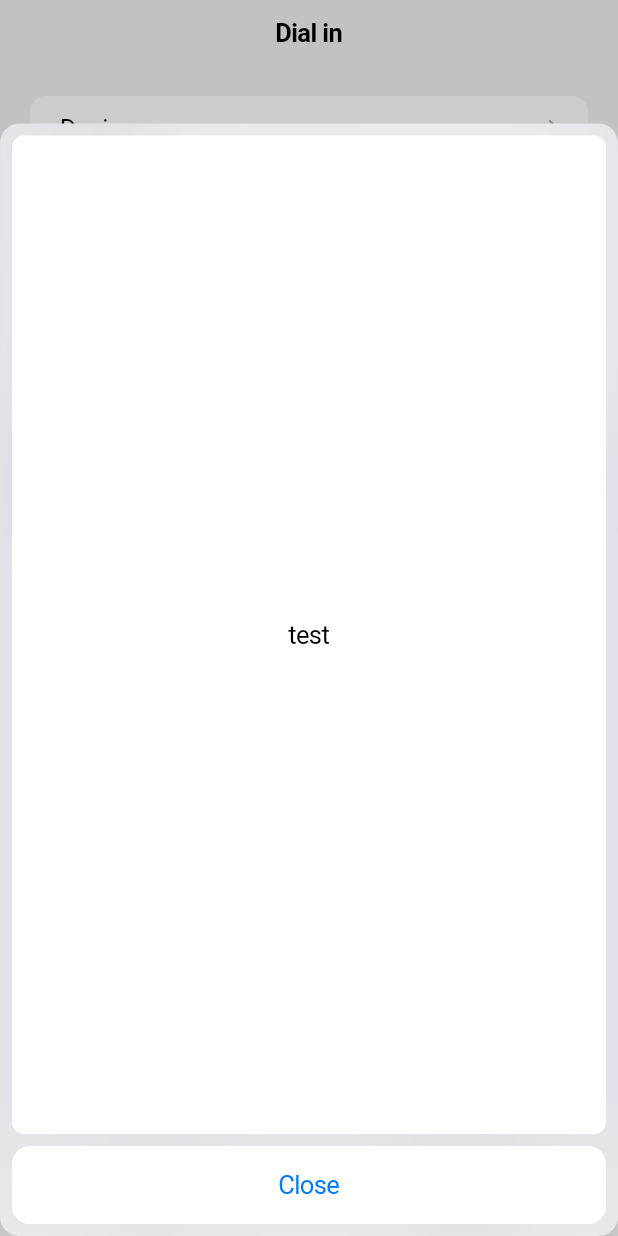
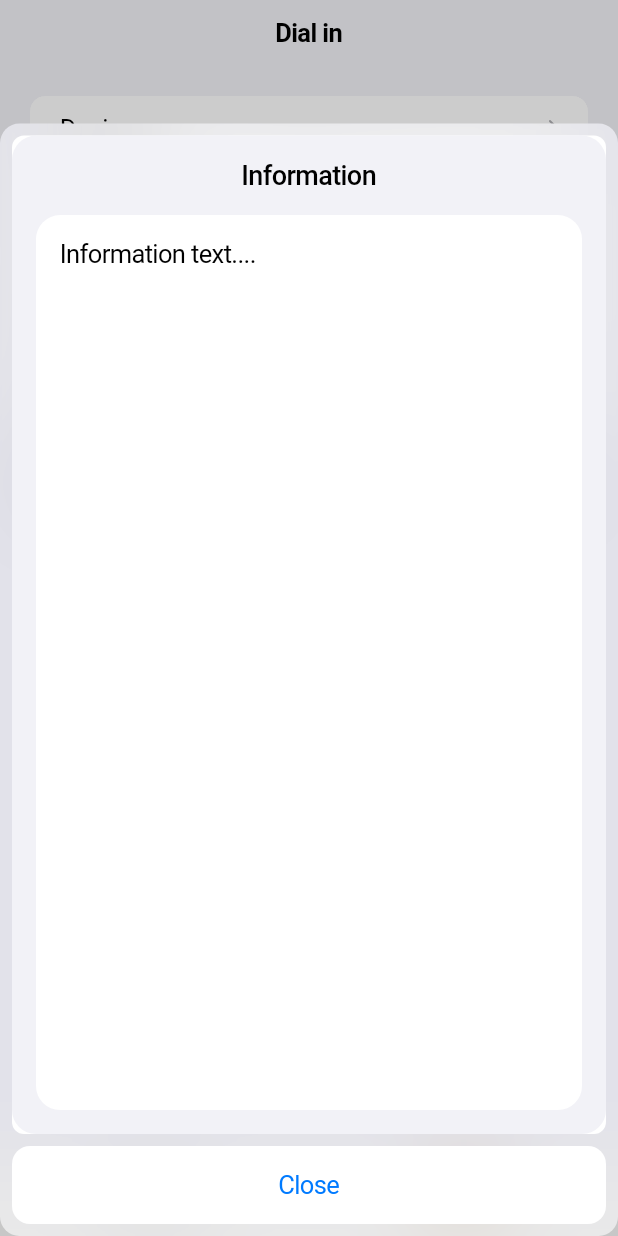
Before and after one commit to florian-renfer/baristabuddy, a Flutter app: the screen it shows after launch, item 2 of the bottom bar chosen, after a tap on "Dosing", on a phone screen of 412 x 824 dp. Run offline on Flutter 3.47's test engine with Material 3 defaults, Android fonts, the phone set to English and light mode, and no system bars; our stand-ins replace flutter_slidable.

Commit message:
feat: add generic pop entry placeholder widget

```diff
--- a/lib/screens/dial_in.dart
+++ b/lib/screens/dial_in.dart
@@ -1,3 +1,4 @@
+import 'package:baristabuddy/widgets/pop_up_information_entry.dart';
 import 'package:flutter/cupertino.dart';
 
 class DialIn extends StatefulWidget {
@@ -43,7 +44,7 @@ class _DialInState extends State<DialIn> {
                         onTap:
                             () => _showPopupSurface(
                               context: context,
-                              child: Text('test'),
+                              child: PopUpInformationEntry(),
                             ),
                       ),
                       CupertinoListTile(
@@ -52,7 +53,7 @@ class _DialInState extends State<DialIn> {
                         onTap:
                             () => _showPopupSurface(
                               context: context,
-                              child: Text('test'),
+                              child: PopUpInformationEntry(),
                             ),
                       ),
                       CupertinoListTile(
@@ -61,7 +62,7 @@ class _DialInState extends State<DialIn> {
                         onTap:
                             () => _showPopupSurface(
                               context: context,
-                              child: Text('test'),
+                              child: PopUpInformationEntry(),
                             ),
                       ),
                       CupertinoListTile(
@@ -70,7 +71,7 @@ class _DialInState extends State<DialIn> {
                         onTap:
                             () => _showPopupSurface(
                               context: context,
-                              child: Text('test'),
+                              child: PopUpInformationEntry(),
                             ),
                       ),
                       CupertinoListTile(
@@ -79,7 +80,7 @@ class _DialInState extends State<DialIn> {
                         onTap:
                             () => _showPopupSurface(
                               context: context,
-                              child: Text('test'),
+                              child: PopUpInformationEntry(),
                             ),
                       ),
                     ],
--- /dev/null
+++ b/lib/widgets/pop_up_information_entry.dart
@@ -0,0 +1,46 @@
+import 'package:flutter/cupertino.dart';
+
+class PopUpInformationEntry extends StatelessWidget {
+  const PopUpInformationEntry({super.key});
+
+  @override
+  Widget build(BuildContext context) {
+    return Container(
+      alignment: Alignment.topCenter,
+      padding: EdgeInsets.all(16),
+      decoration: BoxDecoration(
+        color: CupertinoColors.secondarySystemBackground,
+        borderRadius: BorderRadius.all(Radius.circular(16)),
+      ),
+      child: Column(
+        children: [
+          Row(
+            mainAxisAlignment: MainAxisAlignment.center,
+            children: [
+              Text(
+                'Information',
+                style: CupertinoTheme.of(context).textTheme.textStyle.copyWith(
+                  fontSize: 18.0,
+                  fontWeight: FontWeight.w500,
+                ),
+              ),
+            ],
+          ),
+          Expanded(
+            flex: 1,
+            child: Container(
+              width: double.infinity,
+              margin: EdgeInsets.only(top: 16),
+              padding: EdgeInsets.all(16),
+              decoration: BoxDecoration(
+                color: CupertinoColors.systemBackground,
+                borderRadius: BorderRadius.all(Radius.circular(16)),
+              ),
+              child: Text('Information text....'),
+            ),
+          ),
+        ],
+      ),
+    );
+  }
+}
```
